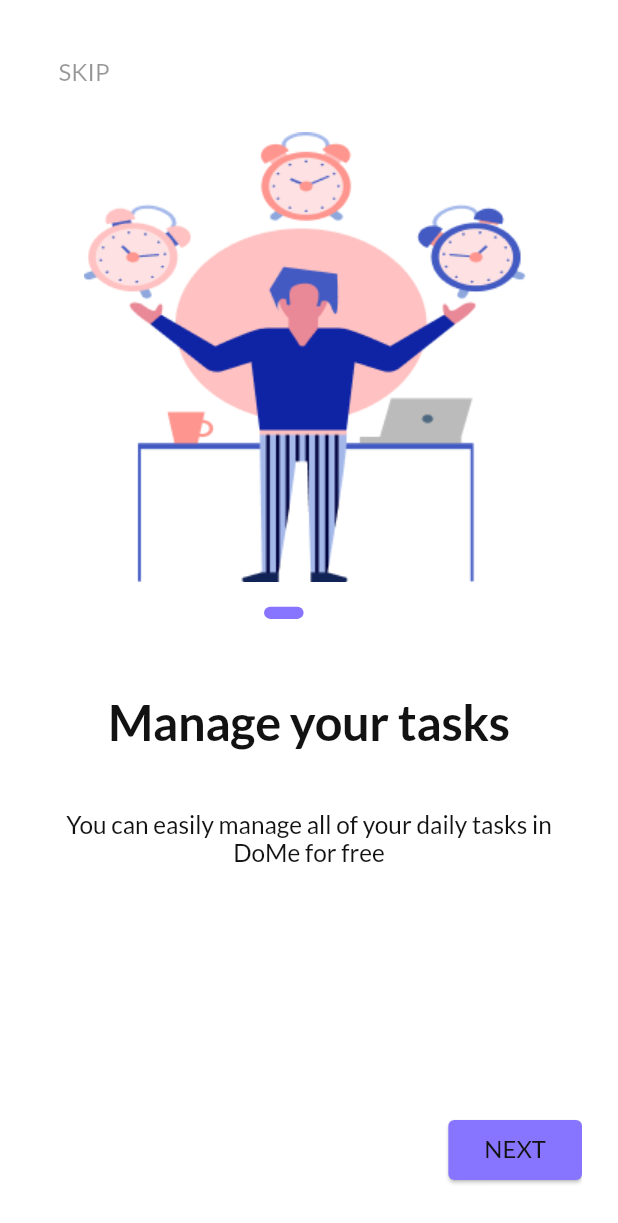
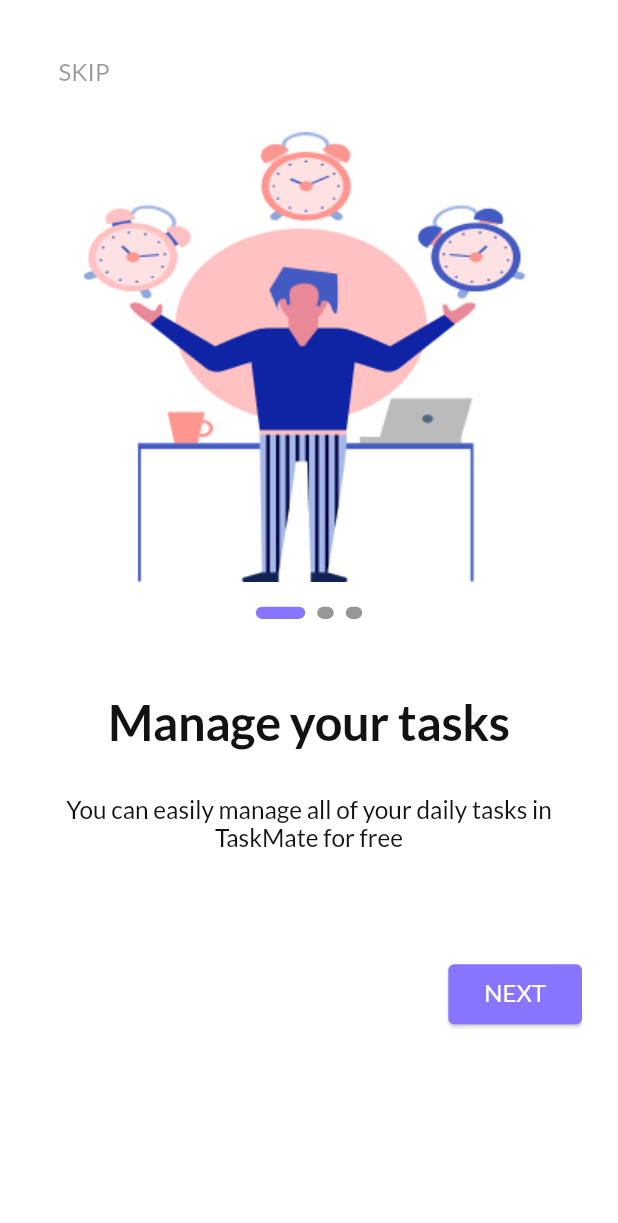
Before and after one commit to mostafasayed118/ToDo--App, a Flutter app: the screen it shows after launch, on a phone screen of 412 x 824 dp. Shown: the top 1223 px of the screen. Run offline on Flutter 3.47's test engine with Material 3 defaults, Android fonts, the phone set to English and light mode, and no system bars; drawn by our look-alikes of smooth_page_indicator; our stand-ins replace date_picker_timeline, flutter_bloc, flutter_screenutil, fluttertoast, get_it, google_fonts and 2 more; accounts and stored records are empty.

Commit message:
make update

```diff
--- a/lib/app/app.dart
+++ b/lib/app/app.dart
@@ -21,7 +21,7 @@ class ToDoApp extends StatelessWidget {
             builder: (context, state) {
               return MaterialApp(
                 debugShowCheckedModeBanner: false,
-                theme: getAppTheme(),
+                theme: getAppLightTheme(),
                 darkTheme: getAppDarkTheme(),
                 themeMode: BlocProvider.of<TaskCubit>(context).isDark
                     ? ThemeMode.dark
--- /dev/null
+++ b/lib/core/theme/is_dark_mode.dart
@@ -0,0 +1,5 @@
+import 'package:flutter/material.dart';
+
+extension IsDarkMode on BuildContext {
+  bool get isDarkMode => Theme.of(this).brightness == Brightness.dark;
+}
--- a/lib/core/theme/theme.dart
+++ b/lib/core/theme/theme.dart
@@ -5,6 +5,9 @@ import '../utils/app_colors.dart';
 
 ThemeData getAppDarkTheme() {
   return ThemeData(
+    //brightness
+    brightness: Brightness.dark,
+    //primary color
     primaryColor: AppColors.primary,
     //scaffoldBackgroundColor
     scaffoldBackgroundColor: AppColors.background,
@@ -34,12 +37,20 @@ ThemeData getAppDarkTheme() {
       style: ElevatedButton.styleFrom(
         backgroundColor: AppColors.primary,
         shape: RoundedRectangleBorder(
-                borderRadius: BorderRadius.circular(8)))),
+          borderRadius: BorderRadius.circular(8),
+        ),
+        textStyle: GoogleFonts.lato(
+          color: AppColors.white,
+          fontSize: 16,
+          fontWeight: FontWeight.bold,
+        ),
+      ),
+    ),
     inputDecorationTheme: InputDecorationTheme(
         //enabled border
         enabledBorder:
             OutlineInputBorder(borderRadius: BorderRadius.circular(8)),
-        //fouced border
+        //focused border
         focusedBorder:
             OutlineInputBorder(borderRadius: BorderRadius.circular(8)),
         //hint
@@ -53,8 +64,9 @@ ThemeData getAppDarkTheme() {
   );
 }
 
-ThemeData getAppTheme() {
+ThemeData getAppLightTheme() {
   return ThemeData(
+    brightness: Brightness.light,
     primaryColor: AppColors.primary,
     //scaffoldBackgroundColor
     scaffoldBackgroundColor: AppColors.white,
@@ -84,6 +96,24 @@ ThemeData getAppTheme() {
       style: ElevatedButton.styleFrom(
         backgroundColor: AppColors.primary,
         shape: RoundedRectangleBorder(
-                borderRadius: BorderRadius.circular(4)))),
+          borderRadius: BorderRadius.circular(4),
+        ),
+      ),
+    ),
+    inputDecorationTheme: InputDecorationTheme(
+        //enabled border
+        enabledBorder:
+            OutlineInputBorder(borderRadius: BorderRadius.circular(8)),
+        //focused border
+        focusedBorder:
+            OutlineInputBorder(borderRadius: BorderRadius.circular(8)),
+        //hint
+        hintStyle: GoogleFonts.lato(
+          color: AppColors.background,
+          fontSize: 16,
+        ),
+        //fill color
+        fillColor: AppColors.white,
+        filled: true),
   );
 }
--- a/lib/core/utils/app_strings.dart
+++ b/lib/core/utils/app_strings.dart
@@ -1,6 +1,6 @@
 class AppStrings {
   //splash screen
-  static const String appName = 'UpTodo';
+  static const String appName = 'TaskMate';
   //onboarding screen
   static const String skip = 'SKIP';
   static const String next = 'NEXT';
@@ -9,11 +9,11 @@ class AppStrings {
 
   static const String onBoardingTitleOne = 'Manage your tasks';
   static const String onBoardingSubTitleOne =
-      'You can easily manage all of your daily tasks in DoMe for free';
+      'You can easily manage all of your daily tasks in TaskMate for free';
 
   static const String onBoardingTitleTwo = 'Create daily routine';
   static const String onBoardingSubTitleTwo =
-      'In Uptodo  you can create your personalized routine to stay productive';
+      'In TaskMate  you can create your personalized routine to stay productive';
   static const String onBoardingTitleThree = 'Organize your tasks';
   static const String onBoardingSubTitleThree =
       'You can organize your daily tasks by adding your tasks into separate categories';
--- a/lib/core/widget/custom_elevated_button.dart
+++ b/lib/core/widget/custom_elevated_button.dart
@@ -1,4 +1,6 @@
 import 'package:flutter/material.dart';
+
+import '../utils/app_colors.dart';
 
 class CustomElevatedButton extends StatelessWidget {
   const CustomElevatedButton(
@@ -11,12 +13,15 @@ class CustomElevatedButton extends StatelessWidget {
   Widget build(BuildContext context) {
     return ElevatedButton(
       style: Theme.of(context).elevatedButtonTheme.style!.copyWith(
-            backgroundColor: WidgetStateProperty.all(color),
-          ),
+          backgroundColor: WidgetStateProperty.all(color),
+          textStyle: WidgetStateProperty.all(
+              Theme.of(context).textTheme.displayMedium)),
       onPressed: onPressed,
       child: Text(
         text,
-        style: Theme.of(context).textTheme.displayMedium,
+        style: Theme.of(context).textTheme.displayMedium!.copyWith(
+              color: AppColors.white,
+            ),
       ),
     );
   }
--- a/lib/core/widget/custom_text_button.dart
+++ b/lib/core/widget/custom_text_button.dart
@@ -10,10 +10,7 @@ class CustomTextButton extends StatelessWidget {
   Widget build(BuildContext context) {
     return TextButton(
       onPressed: onPressed,
-      child: Text(
-        text,
-        style: Theme.of(context).textTheme.displaySmall,
-      ),
+      child: Text(text, style: Theme.of(context).textTheme.displaySmall),
     );
   }
 }
--- a/lib/features/auth/data/model/on_boarding_model.dart
+++ b/lib/features/auth/data/model/on_boarding_model.dart
@@ -5,8 +5,11 @@ class OnBoardingModel {
   final String imagePath;
   final String title;
   final String subTitle;
-  OnBoardingModel(
-      {required this.imagePath, required this.title, required this.subTitle});
+  OnBoardingModel({
+    required this.imagePath,
+    required this.title,
+    required this.subTitle,
+  });
 
   static List<OnBoardingModel> onBoardingScreen = [
     OnBoardingModel(
--- a/lib/features/auth/presentation/screens/on_boarding_screen/on_boarding_screen.dart
+++ b/lib/features/auth/presentation/screens/on_boarding_screen/on_boarding_screen.dart
@@ -30,6 +30,7 @@ class OnBoardingScreen extends StatelessWidget {
             itemBuilder: (context, index) {
               return Column(
                 children: [
+                  //! Skip Button
                   index != 2
                       ? Align(
                           alignment: Alignment.centerLeft,
@@ -46,32 +47,33 @@ class OnBoardingScreen extends StatelessWidget {
                                 ),
                           ))
                       : SizedBox(
-                          height: 50.h,
+                          height: 40.h,
                         ),
                   SizedBox(
                     height: 16.h,
                   ),
-                  //Image
+                  //! onboarding  Image
                   Image.asset(
                       OnBoardingModel.onBoardingScreen[index].imagePath),
                   SizedBox(
                     height: 16.h,
                   ),
+                  //! onboarding indicator dots
                   SmoothPageIndicator(
                     controller: controller,
                     count: 3,
                     effect: ExpandingDotsEffect(
                       activeDotColor: AppColors.primary,
-                      dotColor: AppColors.white,
+                      dotColor: AppColors.grey,
                       dotHeight: 8.h,
-                      dotWidth: 8.w,
+                      dotWidth: 10.w,
                       spacing: 8,
                     ),
                   ),
                   SizedBox(
                     height: 50.h,
                   ),
-                  // onboarding title String
+                  //! onboarding title String
                   Text(
                     OnBoardingModel.onBoardingScreen[index].title,
                     style: Theme.of(context).textTheme.displayLarge!.copyWith(
@@ -79,9 +81,9 @@ class OnBoardingScreen extends StatelessWidget {
                         ),
                   ),
                   SizedBox(
-                    height: 40.h,
+                    height: 30.h,
                   ),
-                  // onboarding Subtitle String
+                  //! onboarding Subtitle String
                   Text(
                       textAlign: TextAlign.center,
                       OnBoardingModel.onBoardingScreen[index].subTitle,
@@ -90,8 +92,10 @@ class OnBoardingScreen extends StatelessWidget {
                           .displayMedium!
                           .copyWith(fontSize: 16.sp)),
                   SizedBox(
-                    height: 150.w,
+                    height: 70.h,
                   ),
+
+                  //! onboarding buttons
                   Row(
                     // mainAxisAlignment: MainAxisAlignment.spaceBetween,
                     children: [
@@ -99,10 +103,12 @@ class OnBoardingScreen extends StatelessWidget {
                           ? CustomTextButton(
                               onPressed: () {
                                 controller.previousPage(
-                                    duration: const Duration(seconds: 1),
-                                    curve: Curves.fastLinearToSlowEaseIn);
+                                  duration: const Duration(seconds: 1),
+                                  curve: Curves.fastLinearToSlowEaseIn,
+                                );
                               },
-                              text: AppStrings.back)
+                              text: AppStrings.back,
+                            )
                           : Container(),
                       const Spacer(),
                       index != 2
@@ -113,7 +119,8 @@ class OnBoardingScreen extends StatelessWidget {
                                   curve: Curves.easeInOut,
                                 );
                               },
-                              text: AppStrings.next)
+                              text: AppStrings.next,
+                            )
                           : CustomElevatedButton(
                               onPressed: () async {
                                 // navigator();
@@ -137,7 +144,8 @@ class OnBoardingScreen extends StatelessWidget {
                                   },
                                 );
                               },
-                              text: AppStrings.getStarted)
+                              text: AppStrings.getStarted,
+                            )
                     ],
                   ),
                 ],
--- a/lib/features/task/cubit/task_state.dart
+++ b/lib/features/task/cubit/task_state.dart
@@ -4,17 +4,17 @@ class TaskInitial extends TaskState {}
 
 class GetDateLoadingState extends TaskState {}
 
-class GetDateSucessState extends TaskState {}
+class GetDateSuccessState extends TaskState {}
 
 class GetDateErrorState extends TaskState {}
 
 class GetStartTimeLoadingState extends TaskState {}
 
-class GetStartTimeSucessState extends TaskState {}
+class GetStartTimeSuccessState extends TaskState {}
 
 class GetStartTimeErrorState extends TaskState {}
 
-class GetSelectedDateSucessState extends TaskState {}
+class GetSelectedDateSuccessState extends TaskState {}
 
 class GetSelectedDateLoadingState extends TaskState {}
 
@@ -24,7 +24,7 @@ class GetThemeState extends TaskState {}
 
 class GetEndTimeLoadingState extends TaskState {}
 
-class GetEndTimeSucessState extends TaskState {}
+class GetEndTimeSuccessState extends TaskState {}
 
 class GetEndTimeErrorState extends TaskState {}
 
@@ -32,7 +32,7 @@ class ChangeCheckMarkIndexState extends TaskState {}
 
 class InsertTaskLoadingState extends TaskState {}
 
-class InsertTaskSucessState extends TaskState {}
+class InsertTaskSuccessState extends TaskState {}
 
 class InsertTaskErrorState extends TaskState {}
 
@@ -44,12 +44,12 @@ class GetTaskErrorState extends TaskState {}
 
 class UpdateTaskLoadingState extends TaskState {}
 
-class UpdateTaskSucessState extends TaskState {}
+class UpdateTaskSuccessState extends TaskState {}
 
 class UpdateTaskErrorState extends TaskState {}
 
 class DeleteTaskLoadingState extends TaskState {}
 
-class DeleteTaskSucessState extends TaskState {}
+class DeleteTaskSuccessState extends TaskState {}
 
 class DeleteTaskErrorState extends TaskState {}
--- a/lib/features/task/presentation/screens/add_task/add_task_screen.dart
+++ b/lib/features/task/presentation/screens/add_task/add_task_screen.dart
@@ -41,7 +41,7 @@ class AddTaskScreen extends StatelessWidget {
             padding: const EdgeInsets.all(24.0),
             child: BlocConsumer<TaskCubit, TaskState>(
               listener: (context, state) {
-                if (state is InsertTaskSucessState) {
+                if (state is InsertTaskSuccessState) {
                   showToast(
                       message: AppStrings.taskAdded,
                       state: ToastStates.success);
```
Also changed, not shown: lib/core/common/commons.dart (+24 -3 lines), lib/features/auth/presentation/screens/splash_screen/splash_screen.dart (+8 -6 lines), lib/features/task/cubit/task_cubit.dart (+22 -20 lines), lib/features/task/presentation/screens/home_page/home_page_screen.dart (+20 -20 lines), lib/main.dart (renamed from lib/features/main.dart), 1 other file. Lines whose indentation alone changed are shown as unchanged.
